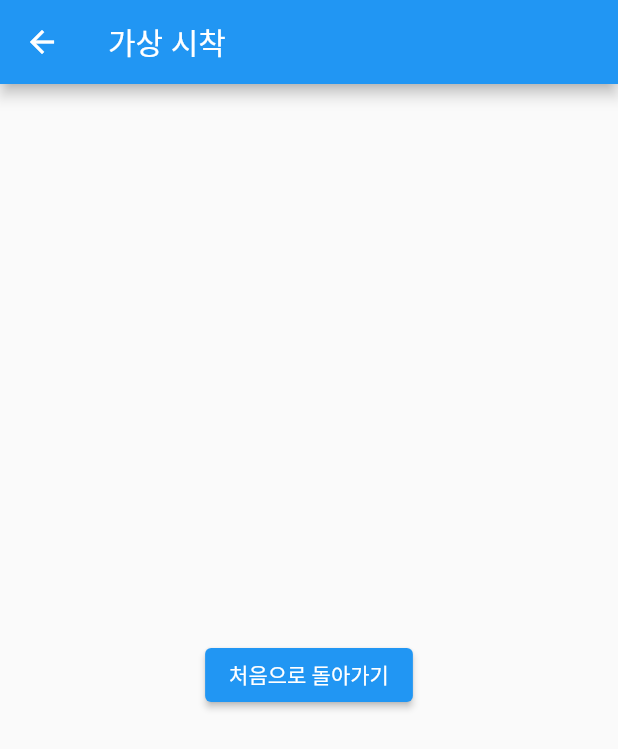
After one commit to Johyonghoon/flutter_howsfit, a Flutter app: the GetVitonImage screen opened directly, on a phone screen of 412 x 824 dp. The commit adds this screen. Shown: the top 749 px of the screen. Run offline on Flutter 3.47's test engine with Material 2 defaults, Android fonts, the phone set to English and light mode, and no system bars; our stand-ins replace image_picker.

Commit message:
image control ing...

```diff
--- /dev/null
+++ b/lib/screens/get_viton_image.dart
@@ -0,0 +1,45 @@
+import 'dart:convert';
+import 'dart:io';
+import 'package:http/http.dart';
+import 'package:flutter/material.dart';
+import 'package:flutter/cupertino.dart';
+
+class GetVitonImage extends StatefulWidget {
+
+  const GetVitonImage({Key? key}) : super(key: key);
+
+  @override
+  State<GetVitonImage> createState() => _GetVitonImageState();
+}
+
+class _GetVitonImageState extends State<GetVitonImage> {
+
+
+
+  void onButtonPressed() {
+    Navigator.of(context).pop();
+  }
+
+  @override
+  Widget build(BuildContext context) {
+    return Scaffold(
+      appBar: AppBar(
+        title: Text("가상 시착"),
+      ),
+      body: Center(
+        child: Column(
+          mainAxisAlignment: MainAxisAlignment.center,
+          children: [
+            SizedBox(
+              height: 20.0,
+            ),
+            ElevatedButton(
+              onPressed: onButtonPressed,
+              child: Text("처음으로 돌아가기"),
+            ),
+          ],
+        ),
+      ),
+    );
+  }
+}
--- a/lib/screens/images_upload_screen.dart
+++ b/lib/screens/images_upload_screen.dart
@@ -1,6 +1,7 @@
 import 'dart:io';
 import 'package:flutter/material.dart';
 import 'package:flutter/cupertino.dart';
+import 'package:flutter_howsfit/screens/get_viton_image.dart';
 import 'package:image_picker/image_picker.dart';
 import 'package:http/http.dart' as http;
 
@@ -12,7 +13,6 @@ class ImageUploader extends StatefulWidget {
 }
 
 class _ImageUploaderState extends State<ImageUploader> {
-  List<File> _images = [];
   File? _model;
   File? _cloth;
 
@@ -58,6 +58,9 @@ class _ImageUploaderState extends State<ImageUploader> {
 
     if (response.statusCode == 200) {
       print("Image Upload");
+      Navigator.of(context).push(
+        MaterialPageRoute(builder: (BuildContext context) => GetVitonImage())
+      );
 
     } else {
       print("Image Upload failed");
```
